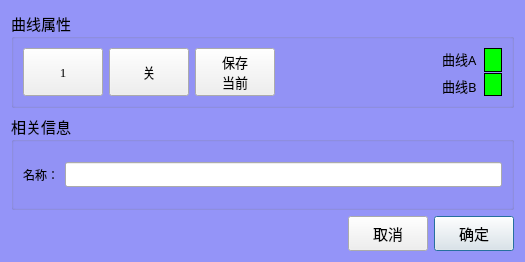
First picture: the form in AnalysisMode/clsSelectedRefProperty.ui, repository caicaiking/WKEFactoryView2014, before the edit.
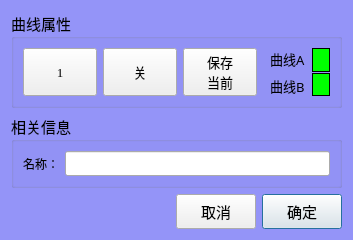
Second picture: the form after the edit. Custom widgets are drawn as their Qt base class.

The edit to the form file:
```diff
--- a/AnalysisMode/clsSelectedRefProperty.ui
+++ b/AnalysisMode/clsSelectedRefProperty.ui
@@ -6,8 +6,8 @@
    <rect>
     <x>0</x>
     <y>0</y>
-    <width>525</width>
-    <height>262</height>
+    <width>353</width>
+    <height>207</height>
    </rect>
   </property>
   <property name="windowTitle">
```
